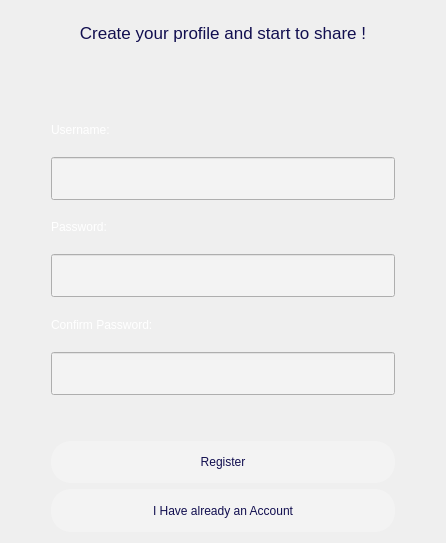
Qt form Login/registrationdialog.ui (cosimo265598/Edilive) before a commit.
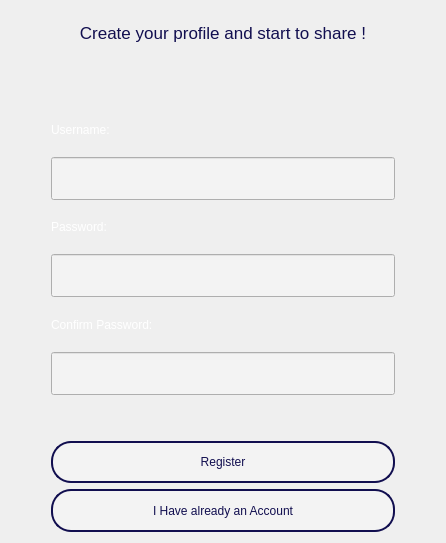
The same form after that commit.

Patch:
```diff
--- a/Login/registrationdialog.ui
+++ b/Login/registrationdialog.ui
@@ -209,9 +209,9 @@
        <property name="styleSheet">
         <string notr="true">background-color: rgb(243, 243, 243);
 color: rgb(17, 14, 79);
-border-width: 5px;
+border-width: 2px;
 border-radius: 20px;
-</string>
+border-style: solid;</string>
        </property>
        <property name="text">
         <string>Register</string>
@@ -229,9 +229,9 @@
        <property name="styleSheet">
         <string notr="true">background-color: rgb(243, 243, 243);
 color: rgb(17, 14, 79);
-border-width: 5px;
+border-width: 2px;
 border-radius: 20px;
-</string>
+border-style: solid;</string>
        </property>
        <property name="text">
         <string>I Have already an Account</string>
```
